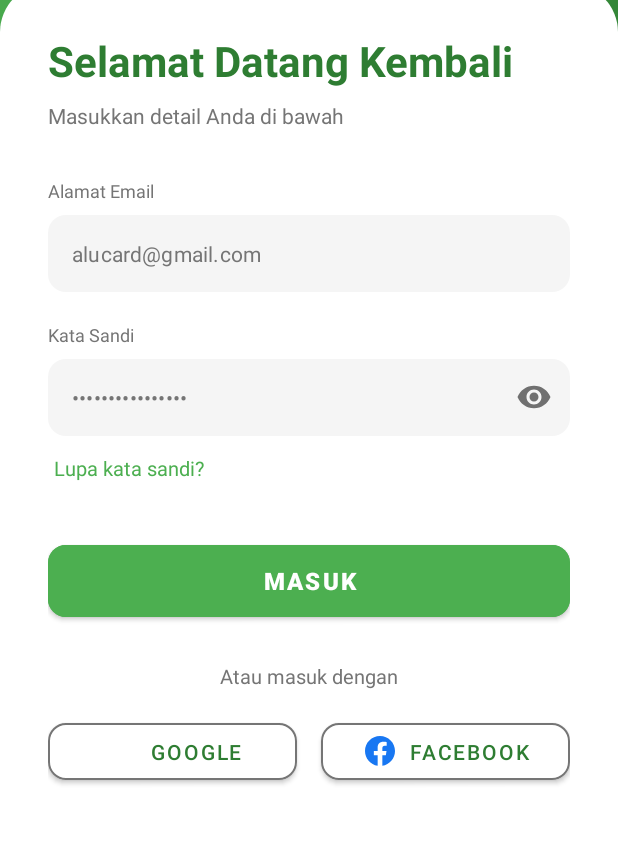
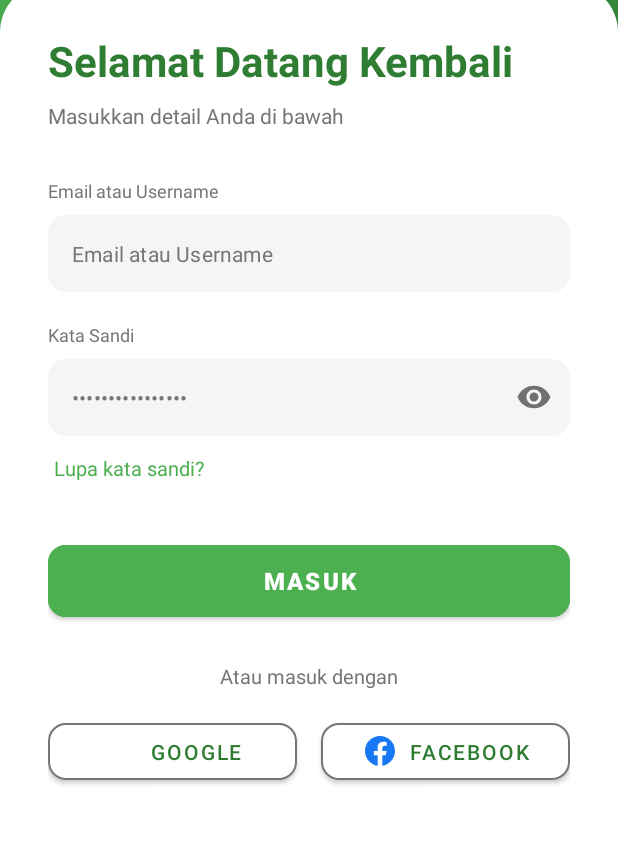
Before and after one commit to TrendoD/Nutri-Mate, an Android app: the LoginActivity screen opened directly, with no data from a screen before it, on a phone screen of 412 x 824 dp, the part 245-1090 px from its top. Run offline under Robolectric (Android 15) with nearby library versions, the phone set to English and light mode, and no system bars; our stand-ins replace Room's generated code.

Commit message:
Update Login
Tambahkan hash password, dan juga tidak perlu untuk login sehabis register. otomatis ke login dengan akun register.

```diff
--- a/app/src/main/java/com/example/nutrimate/data/UserDao.kt
+++ b/app/src/main/java/com/example/nutrimate/data/UserDao.kt
@@ -10,13 +10,13 @@ interface UserDao {
     @Insert
     suspend fun insertUser(user: User)
 
-    @Query("SELECT * FROM users WHERE username = :username AND password = :password LIMIT 1")
+    @Query("SELECT * FROM users WHERE (LOWER(username) = LOWER(:username) OR LOWER(email) = LOWER(:username)) AND password = :password LIMIT 1")
     suspend fun login(username: String, password: String): User?
 
-    @Query("SELECT * FROM users WHERE username = :username LIMIT 1")
+    @Query("SELECT * FROM users WHERE LOWER(username) = LOWER(:username) LIMIT 1")
     suspend fun getUserByUsername(username: String): User?
 
-    @Query("SELECT * FROM users WHERE email = :email LIMIT 1")
+    @Query("SELECT * FROM users WHERE LOWER(email) = LOWER(:email) LIMIT 1")
     suspend fun getUserByEmail(email: String): User?
 
     @Query("SELECT * FROM users")
--- a/app/src/main/res/layout/activity_login.xml
+++ b/app/src/main/res/layout/activity_login.xml
@@ -84,7 +84,7 @@
             <TextView
                 android:layout_width="wrap_content"
                 android:layout_height="wrap_content"
-                android:text="Alamat Email"
+                android:text="Email atau Username"
                 android:textSize="12sp"
                 android:textColor="@color/gray_text"
                 android:layout_marginBottom="8dp"/>
@@ -107,7 +107,7 @@
                     android:id="@+id/etUsername"
                     android:layout_width="match_parent"
                     android:layout_height="wrap_content"
-                    android:hint="alucard@gmail.com"
+                    android:hint="Email atau Username"
                     android:textColorHint="@color/gray_text"
                     android:inputType="textEmailAddress"
                     android:textSize="14sp"
```
Also changed, not shown: app/src/main/java/com/example/nutrimate/LoginActivity.kt (+7 -22 lines), app/src/main/java/com/example/nutrimate/RegisterActivity.kt (+14 -3 lines), app/src/main/java/com/example/nutrimate/utils/SecurityUtils.kt (added, +13 -0 lines).
